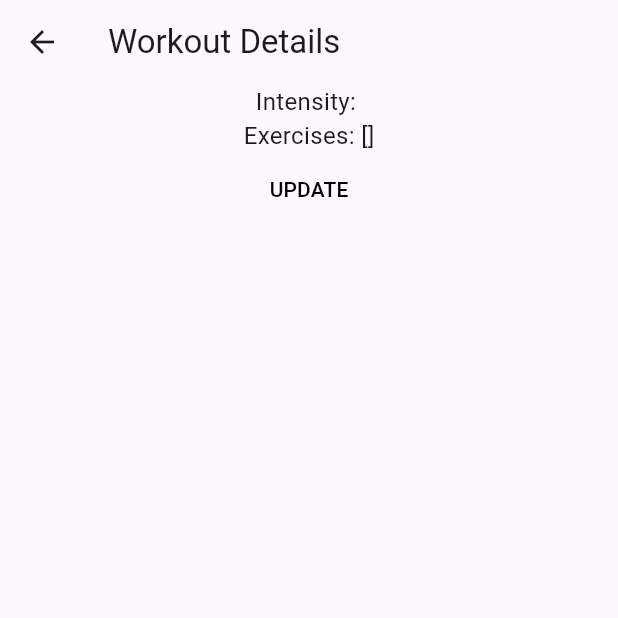
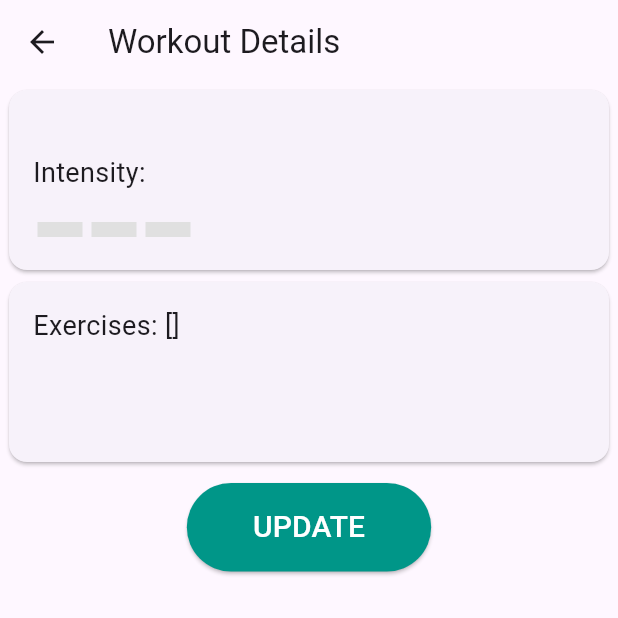
Before and after one commit to emajavor/Spotter_app, a Flutter app: the WorkoutDetailScreen screen opened directly with empty values, on a phone screen of 412 x 824 dp, the top half of it. Run offline on Flutter 3.47's test engine with Material 3 defaults, Android fonts, the phone set to English and light mode, and no system bars; our stand-ins replace bloc, cloud_firestore, equatable, firebase_core, flutter_bloc; missing offline and left inert: dart:ffi; accounts and stored records are empty.

Commit message:
Intensity card

```diff
--- /dev/null
+++ b/lib/models/enums/intensity.dart
@@ -0,0 +1,10 @@
+enum Intensity {
+  none(''),
+  Easy('Easy'),
+  Intermediate('Intermediate'),
+  Hard('Hard');
+
+  final String description;
+
+  const Intensity(this.description);
+}
--- a/lib/models/post.dart
+++ b/lib/models/post.dart
@@ -2,6 +2,7 @@ import 'dart:ffi';
 
 import 'package:cloud_firestore/cloud_firestore.dart';
 import 'package:flutter/cupertino.dart';
+import 'package:spotter_app/models/enums/intensity.dart';
 
 class Post {
   final int id;
@@ -10,7 +11,7 @@ class Post {
   final String photoURL;
   final String playlist;
   final String workout_type;
-  final String intensity;
+  final Intensity intensity;
   final List<dynamic> exercises;
 
   Post({required this.id, required this.duration, required this.location, required this.photoURL, required this.playlist, required this.workout_type, required this.intensity, required this.exercises,});
@@ -23,7 +24,7 @@ class Post {
       photoURL: json['photoURL'] as String,
       playlist: json['playlist'] as String,
       workout_type: json['workout_type'] as String,
-      intensity: json['intensity'] as String,
+      intensity: _mapIntensity(json['intensity'] as String),
       exercises: json['Exercises'] as List<dynamic>,
     );
   }
@@ -65,5 +66,22 @@ class Post {
     };
   }
 
+  static Intensity _mapIntensity(String intensityString) {
+    Intensity intensity = Intensity.none;
+
+    switch(intensityString){
+      case "Easy":
+        intensity = Intensity.Easy;
+    }
+    switch(intensityString){
+      case "Intermediate":
+        intensity = Intensity.Intermediate;
+    }
+    switch(intensityString){
+      case "Hard":
+        intensity = Intensity.Hard;
+    }
+    return intensity;
+  }
 
 }
--- /dev/null
+++ b/lib/ui/widgets/intensity_card.dart
@@ -0,0 +1,65 @@
+import 'package:flutter/cupertino.dart';
+import 'package:flutter/material.dart';
+
+import '../../models/enums/intensity.dart';
+
+class IntensityCard extends StatelessWidget {
+  final String text;
+  final Intensity? intensity;
+
+  const IntensityCard({this.text = '', this.intensity});
+
+  @override
+  Widget build(BuildContext context) {
+    return SizedBox(
+      width: 400,
+      height: 120,
+      child: Padding(
+        padding: const EdgeInsets.all(16.0),
+        child: Column(
+          crossAxisAlignment: CrossAxisAlignment.start,
+          children: [
+            Text(text, style: TextStyle(fontSize: 18)),
+            if (intensity != null) ...[
+              Text('Intensity: ${intensity!.description}', style: TextStyle(fontSize: 18)),
+              SizedBox(height: 20),
+              Row(
+                children: _buildIntensityBars(intensity!),
+
+              ),
+            ],
+          ],
+        ),
+      ),
+    );
+  }
+
+  List<Widget> _buildIntensityBars(Intensity intensity) {
+    Color filledColor = Colors.teal;
+    Color unfilledColor = Colors.grey[300]!;
+
+    List<Color> colors;
+    switch (intensity) {
+      case Intensity.Easy:
+        colors = [filledColor, unfilledColor, unfilledColor];
+        break;
+      case Intensity.Intermediate:
+        colors = [filledColor, filledColor, unfilledColor];
+        break;
+      case Intensity.Hard:
+        colors = [filledColor, filledColor, filledColor];
+        break;
+      default:
+        colors = [unfilledColor, unfilledColor, unfilledColor];
+    }
+
+    return colors
+        .map((color) => Container(
+      margin: EdgeInsets.symmetric(horizontal: 3.0),
+      width: 30,
+      height: 10,
+      color: color,
+    ))
+        .toList();
+  }
+}
--- a/lib/ui/workout_detail_screen.dart
+++ b/lib/ui/workout_detail_screen.dart
@@ -1,5 +1,6 @@
 import 'package:flutter/material.dart';
-
+import 'package:spotter_app/ui/widgets/intensity_card.dart';
+import '../models/enums/intensity.dart';
 import '../models/post.dart';
 
 class WorkoutDetailScreen extends StatefulWidget {
@@ -19,29 +20,28 @@ class _WorkoutDetailScreenState extends State<WorkoutDetailScreen> {
         title: Text('Workout Details'),
       ),
       body: Column(
-        children: [
-              Text(
-                'Intensity: ${widget.workoutPost.intensity}',
-                style: TextStyle(fontSize: 16),
-                textAlign: TextAlign.left,
-
-               ),
-              Text(
-                'Exercises: ${widget.workoutPost.exercises}',
-                style: TextStyle(fontSize: 16),
-                textAlign: TextAlign.left,
-
-               ),
-               Center(
-                 child: TextButton(
-                  style: ButtonStyle(
-                    foregroundColor: MaterialStateProperty.all<Color>(Colors.black),
+        children: <Widget>[
+          Card(child: IntensityCard(intensity: widget.workoutPost.intensity,)),
+          Card(child: IntensityCard(text: 'Exercises: ${widget.workoutPost.exercises}')),
+          Center(
+            child: Padding(
+              padding: const EdgeInsets.symmetric(horizontal: 20.0, vertical: 10.0),
+              child: ElevatedButton(
+                style: ButtonStyle(
+                  foregroundColor: MaterialStateProperty.all<Color>(Colors.white),
+                  backgroundColor: MaterialStateProperty.all<Color>(Colors.teal),
+                ),
+                onPressed: () {},
+                child: Padding(
+                  padding: const EdgeInsets.symmetric(horizontal: 20.0, vertical: 15.0),
+                  child: Text(
+                    'UPDATE',
+                    style: TextStyle(fontSize: 20),
                   ),
-                  onPressed: () { },
-                  child: Text('UPDATE'),
-
-                  ),
-               ),
+                ),
+              ),
+            ),
+          ),
         ],
       ),
     );
```
